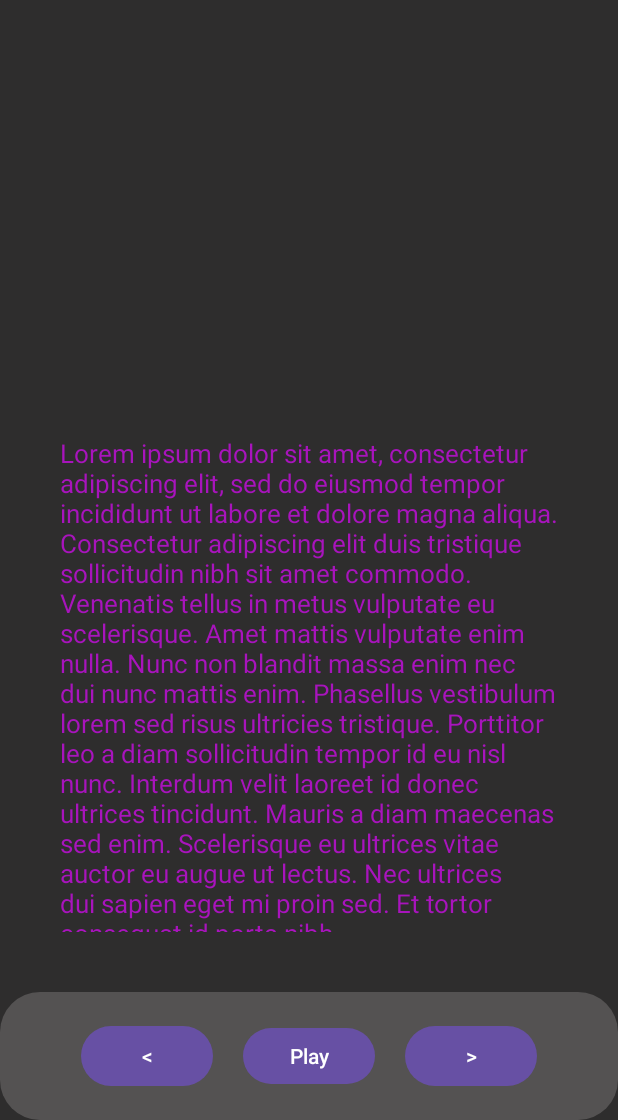
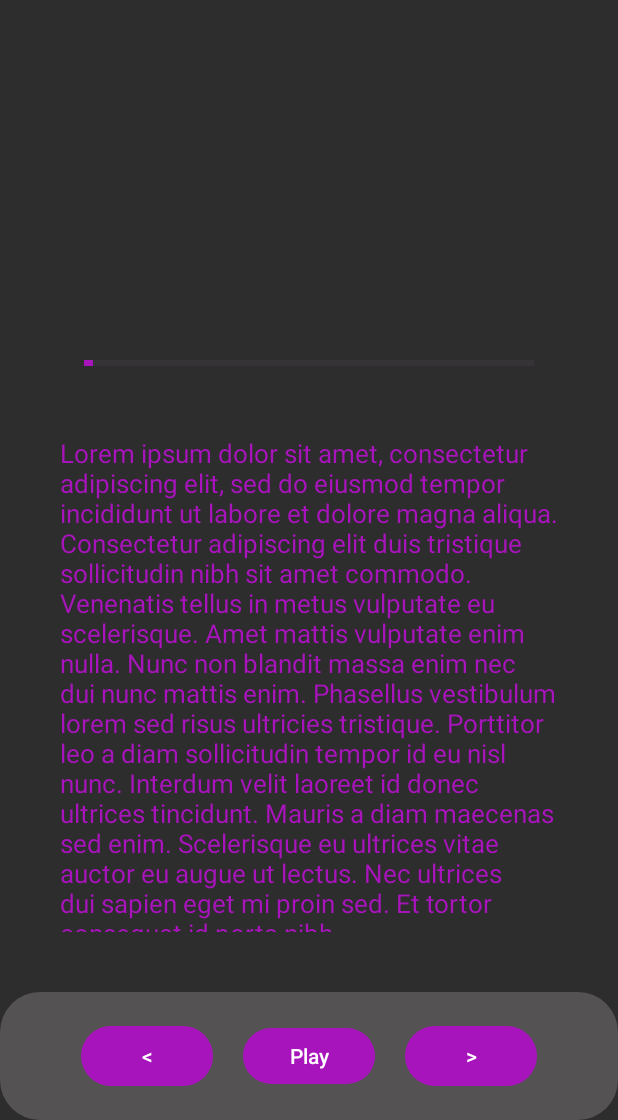
Before and after one commit to smored/SoundShift, an Android app: the ControlActivity screen opened directly, with no data from a screen before it, on a phone screen of 412 x 824 dp, the part 116-1236 px from its top. Run offline under Robolectric (Android 15) with nearby library versions, the phone set to English and light mode, and no system bars; network calls fail; 9 statements that could not run were skipped.

Commit message:
UI work/theme and Progress bar

```diff
--- a/app/src/main/java/com/bcit/soundshift/ControlActivity.java
+++ b/app/src/main/java/com/bcit/soundshift/ControlActivity.java
@@ -1,20 +1,21 @@
 package com.bcit.soundshift;
-import androidx.annotation.NonNull;
 import androidx.appcompat.app.AppCompatActivity;
 
 
-import android.content.Intent;
 import android.graphics.drawable.GradientDrawable;
-import android.media.Image;
 import android.os.Bundle;
 import android.graphics.Bitmap;
+import android.os.Handler;
 import android.util.Log;
 import android.view.View;
 import android.widget.Button;
 import android.widget.ImageView;
+import android.widget.ProgressBar;
 import android.widget.TextView;
 import java.io.IOException;
 import java.util.ArrayList;
+import java.util.concurrent.atomic.AtomicInteger;
+
 import core.GLA;
 
 public class ControlActivity extends AppCompatActivity {
@@ -29,6 +30,7 @@ public class ControlActivity extends AppCompatActivity {
     private ArrayList<ArrayList<Integer>> playedSongList;
     private int song_pos;
     GeniusApiHelper api;
+    boolean running;
 
     @Override
     protected void onCreate(Bundle savedInstanceState) {
@@ -46,6 +48,9 @@ public class ControlActivity extends AppCompatActivity {
         api = new GeniusApiHelper(new GLA());
 
         shiftPlayer = new ShiftPlayer(this);
+
+        updateProgress();
+
         song_pos = 0;
         whatsPlaying = currentShift.getNextSong();
         playedSongList.add(whatsPlaying);
@@ -55,6 +60,7 @@ public class ControlActivity extends AppCompatActivity {
     @Override
     protected void onDestroy() {
         super.onDestroy();
+        running = false;
         currentShift.closeDatabase();
         shiftPlayer.shift_stopMusic();
     }
@@ -98,6 +104,8 @@ public class ControlActivity extends AppCompatActivity {
             @Override
             public void onClick(View v) {
                 shiftPlayer.shift_pausePlay();
+                Boolean test = shiftPlayer.shift_getIsPlaying();
+                playButton.setText(test.toString());
             }
         });
 
@@ -148,11 +156,11 @@ public class ControlActivity extends AppCompatActivity {
         try {
             shiftPlayer.shift_startMusic(this, path);
         } catch (IOException e) {
-            Log.e("ERROR", "File not found... ");
+            Log.e("ControlActivity", "File not found... ");
         }
     }
 
-    public void prettyInit() {
+    private void prettyInit() {
         View bottomBar = findViewById(R.id.bottomBar);
         View ssLogo = findViewById(R.id.ssLogo);
         GradientDrawable shape = new GradientDrawable();
@@ -164,4 +172,26 @@ public class ControlActivity extends AppCompatActivity {
         ssLogo.setBackground(shape);
     }
 
+    private void updateProgress() {
+        running = true;
+        Handler handler = new Handler();
+        ProgressBar progressBar = findViewById(R.id.songProgress);
+        AtomicInteger progressPercent = new AtomicInteger();
+        progressBar.setActivated(true);
+        progressBar.setIndeterminate(false);
+
+        new Thread(() -> {
+            while(running) {
+                progressPercent.set((int) shiftPlayer.shift_getSongPercentage());
+                handler.post(() -> progressBar.setProgress(progressPercent.get()));
+
+                try {
+                    Thread.sleep(1000);
+                } catch (InterruptedException e) {
+                    throw new RuntimeException(e);
+                }
+            }
+        }).start();
+    }
+
 }
--- a/app/src/main/java/com/bcit/soundshift/MainActivity.java
+++ b/app/src/main/java/com/bcit/soundshift/MainActivity.java
@@ -98,7 +98,7 @@ public class MainActivity extends AppCompatActivity {
             return false;
         } else {
             // Permission is already granted, proceed with accessing the file
-            Log.i(null, "YOU ALREADY HAD FILE PERMISSION");
+            Log.i("MainActivity", "YOU ALREADY HAD FILE PERMISSION");
             return true;
         }
     }
@@ -110,7 +110,7 @@ public class MainActivity extends AppCompatActivity {
             return false;
         } else {
             // Permission is already granted, proceed with accessing the file
-            Log.i(null, "YOU ALREADY HAD FILE PERMISSION");
+            Log.i("MainActivity", "YOU ALREADY HAD FILE PERMISSION");
             return true;
         }
     }
--- a/app/src/main/res/layout/control_activity.xml
+++ b/app/src/main/res/layout/control_activity.xml
@@ -29,8 +29,17 @@
         android:scaleType="fitXY"
         android:padding="20dp"/>
 
+    <ProgressBar
+        android:id="@+id/songProgress"
+        android:layout_width="300dp"
+        android:layout_height="wrap_content"
+        android:layout_alignBottom="@+id/albumArt"
+        android:layout_centerInParent="true"
+        style="@style/Widget.AppCompat.ProgressBar.Horizontal" />
+
 <!--    Lyrics will be displayed here-->
     <ScrollView
+        android:id="@+id/lyricsScroller"
         android:layout_width="match_parent"
         android:layout_height="match_parent"
         android:padding="40dp"
--- a/app/src/main/res/values/strings.xml
+++ b/app/src/main/res/values/strings.xml
@@ -8,6 +8,5 @@
     <string name="shift">Shift</string>
     <string name="playlist">Playlist</string>
     <string name="song">Song</string>
-    <string name="lorem">Lorem ipsum dolor sit amet, consectetur adipiscing elit, sed do eiusmod tempor incididunt ut labore et dolore magna aliqua. Consectetur adipiscing elit duis tristique sollicitudin nibh sit amet commodo. Venenatis tellus in metus vulputate eu scelerisque. Amet mattis vulputate enim nulla. Nunc non blandit massa enim nec dui nunc mattis enim. Phasellus vestibulum lorem sed risus ultricies tristique. Porttitor leo a diam sollicitudin tempor id eu nisl nunc. Interdum velit laoreet id donec ultrices tincidunt. Mauris a diam maecenas sed enim. Scelerisque eu ultrices vitae auctor eu augue ut lectus. Nec ultrices dui sapien eget mi proin sed. Et tortor consequat id porta nibh.
-        \n\nLectus proin nibh nisl condimentum id. At risus viverra adipiscing at in tellus integer. Dictum at tempor commodo ullamcorper a. Vel orci porta non pulvinar neque. Elit sed vulputate mi sit amet. A diam maecenas sed enim ut sem viverra. Arcu dui vivamus arcu felis. Ut enim blandit volutpat maecenas volutpat blandit aliquam etiam erat. Mauris cursus mattis molestie a iaculis at. Dignissim convallis aenean et tortor at risus viverra. At risus viverra adipiscing at in. Hac habitasse platea dictumst vestibulum rhoncus est pellentesque.</string>
+    <string name="lorem">Lorem ipsum dolor sit amet, consectetur adipiscing elit, sed do eiusmod tempor incididunt ut labore et dolore magna aliqua. Consectetur adipiscing elit duis tristique sollicitudin nibh sit amet commodo. Venenatis tellus in metus vulputate eu scelerisque. Amet mattis vulputate enim nulla. Nunc non blandit massa enim nec dui nunc mattis enim. Phasellus vestibulum lorem sed risus ultricies tristique. Porttitor leo a diam sollicitudin tempor id eu nisl nunc. Interdum velit laoreet id donec ultrices tincidunt. Mauris a diam maecenas sed enim. Scelerisque eu ultrices vitae auctor eu augue ut lectus. Nec ultrices dui sapien eget mi proin sed. Et tortor consequat id porta nibh.\n\n\nLectus proin nibh nisl condimentum id. At risus viverra adipiscing at in tellus integer. Dictum at tempor commodo ullamcorper a. Vel orci porta non pulvinar neque. Elit sed vulputate mi sit amet. A diam maecenas sed enim ut sem viverra. Arcu dui vivamus arcu felis. Ut enim blandit volutpat maecenas volutpat blandit aliquam etiam erat. Mauris cursus mattis molestie a iaculis at. Dignissim convallis aenean et tortor at risus viverra. At risus viverra adipiscing at in. Hac habitasse platea dictumst vestibulum rhoncus est pellentesque.</string>
 </resources>
--- a/app/src/main/res/values/themes.xml
+++ b/app/src/main/res/values/themes.xml
@@ -5,5 +5,14 @@
         <!-- <item name="colorPrimary">@color/my_light_primary</item> -->
     </style>
 
-    <style name="Theme.SoundShift" parent="Base.Theme.SoundShift" />
+    <style name="Theme.SoundShift" parent="Base.Theme.SoundShift">
+        <item name="colorPrimary">@color/forePurple</item>
+        <item name="colorPrimaryDark">@color/backPurple</item>
+        <item name="colorAccent">@color/foreGrey</item>
+        <item name="android:textColorPrimary">@color/white</item>
+        <item name="android:textColor">@color/white</item>
+        <item name="android:textAppearanceButton">@color/white</item>
+        <item name="android:windowBackground">@color/grey</item>
+        <item name="android:progressTint">@color/forePurple</item>
+    </style>
 </resources>
```
